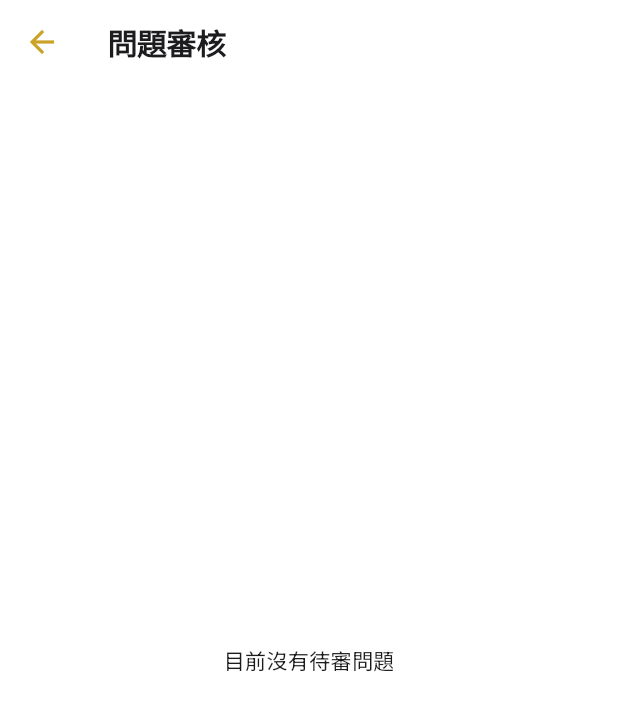
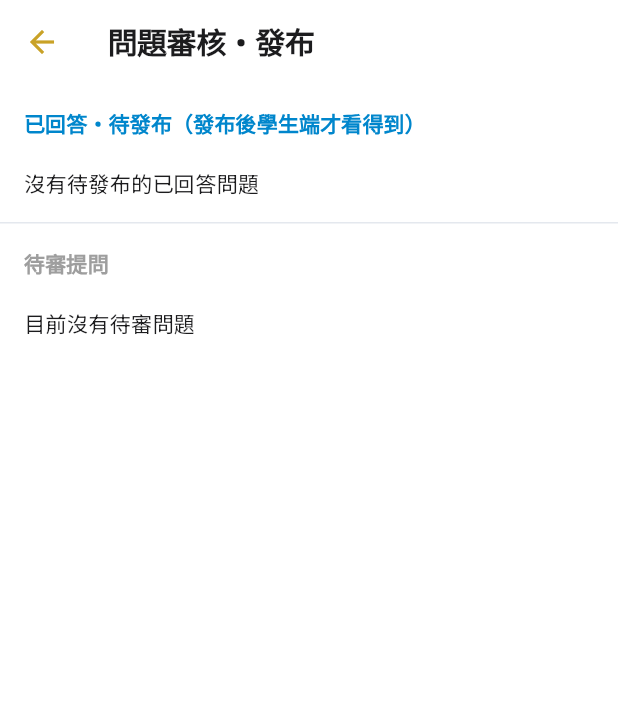
Before and after one commit to zhen-space/bible_app, a Flutter app: the QaAdminScreen screen opened directly, on a phone screen of 412 x 824 dp. Shown: the top 711 px of the screen. Run offline on Flutter 3.47's test engine with Material 3 defaults, Android fonts, the phone set to English and light mode, and no system bars; our stand-ins replace cloud_firestore, firebase_auth, firebase_core, flutter_riverpod, flutter_tts, google_sign_in and 6 more; missing offline and left inert: dart:js_interop, google_sign_in_web; accounts and stored records are empty.

Commit message:
Q&A: gate student access to Published only (approved != published)
Enforce that students can only reach explicitly Published Q&A content.
Answering/approving no longer publishes; publishing is a separate admin
action. With no published data the student side shows an explicit
insufficient state and never falls back to unpublished/approved content
or any AI/web source.

- Question model: add `published` (default false); parse from doc.
- QaService: submitQuestion published:false; setPublished(); student read
  publishedQuestions() (published==true AND answered); admin
  awaitingPublishQuestions() queue.
- providers: publishedQuestionsProvider (student), awaitingPublishQuestionsProvider (admin).
- qa_screen: list + voice source -> published; answer save message clarifies
  not-yet-published; admin publish/unpublish control; admin awaiting-publish queue.
- qa_voice: match published only; explicit "no published answer" empty state.
- firestore.rules: public read requires published==true (not status==approved);
  create must set published==false.
- test: approved-without-published-field parses as published=false.

Co-Authored-By: Claude Opus 4.8 <noreply@anthropic.com>
Claude-Session: https://claude.ai/code/session_01SkXxR652YX1KA9j7FuMJXU

```diff
--- a/lib/providers/providers.dart
+++ b/lib/providers/providers.dart
@@ -479,11 +479,20 @@ final knowledgeProvider = FutureProvider<KnowledgeBase>((ref) async {
 
 final qaServiceProvider = Provider((ref) => QaService());
 
-/// 已審核公開問題（依分類過濾；分類為空＝全部）。
-final approvedQuestionsProvider =
+/// **學生端可見的 Q&A ＝只有已發布（published）者**（依分類過濾；空＝全部）。
+/// approved/reviewed 不算已發布；沒有已發布資料就是空清單（前端據此顯示
+/// 「目前沒有已發布的解答」，不得以未發布內容或任何 AI 回答代替）。
+final publishedQuestionsProvider =
     FutureProvider.family<List<Question>, String>((ref, category) async {
   if (!ref.watch(firebaseReadyProvider)) return const [];
-  return ref.watch(qaServiceProvider).approvedQuestions(category: category);
+  return ref.watch(qaServiceProvider).publishedQuestions(category: category);
+});
+
+/// 管理者：已回答但尚未發布的佇列（供發布）。非學生端來源。
+final awaitingPublishQuestionsProvider =
+    FutureProvider<List<Question>>((ref) async {
+  if (!ref.watch(firebaseReadyProvider)) return const [];
+  return ref.watch(qaServiceProvider).awaitingPublishQuestions();
 });
 
 /// 我提出的問題（含待審／退回狀態）。
--- a/lib/screens/qa_screen.dart
+++ b/lib/screens/qa_screen.dart
@@ -23,7 +23,8 @@ class _QaScreenState extends ConsumerState<QaScreen> {
     final ready = ref.watch(firebaseReadyProvider);
     final user = ref.watch(authUserProvider).value;
     final isAdmin = ref.watch(isAdminProvider);
-    final questionsAsync = ref.watch(approvedQuestionsProvider(_category));
+    // 學生端只看已發布內容（approved≠published）
+    final questionsAsync = ref.watch(publishedQuestionsProvider(_category));
 
     return Scaffold(
       appBar: AppBar(
@@ -398,9 +399,27 @@ class _QuestionDetailScreenState extends ConsumerState<QuestionDetailScreen> {
             if (q.status != 'approved')
               OutlinedButton.icon(
                 icon: const Icon(Icons.check),
-                label: const Text('核准公開'),
+                label: const Text('核准'),
                 onPressed: () => _admin(() =>
                     ref.read(qaServiceProvider).approveQuestion(q.id), q.id),
+              ),
+            // 發布是獨立動作：唯有已回答才可發布；發布後學生端才取得得到。
+            if (q.isAnswered)
+              FilledButton.icon(
+                style: q.published
+                    ? FilledButton.styleFrom(
+                        backgroundColor:
+                            Theme.of(context).colorScheme.secondary)
+                    : null,
+                icon: Icon(q.published
+                    ? Icons.public_off
+                    : Icons.publish_outlined),
+                label: Text(q.published ? '取消發布' : '發布給學生端'),
+                onPressed: () => _admin(
+                    () => ref
+                        .read(qaServiceProvider)
+                        .setPublished(q.id, !q.published),
+                    q.id),
               ),
             if (q.status != 'rejected')
               OutlinedButton.icon(
@@ -430,7 +449,8 @@ class _QuestionDetailScreenState extends ConsumerState<QuestionDetailScreen> {
       await op();
       ref.invalidate(questionProvider(id));
       ref.invalidate(pendingQuestionsProvider);
-      ref.invalidate(approvedQuestionsProvider);
+      ref.invalidate(publishedQuestionsProvider);
+      ref.invalidate(awaitingPublishQuestionsProvider);
       m.showSnackBar(const SnackBar(content: Text('已更新')));
     } catch (e) {
       m.showSnackBar(SnackBar(content: Text('操作失敗：$e')));
@@ -684,9 +704,11 @@ class _QaAnswerEditorState extends ConsumerState<QaAnswerEditor> {
             tags: tags,
           );
       ref.invalidate(questionProvider(widget.question.id));
-      ref.invalidate(approvedQuestionsProvider);
+      ref.invalidate(publishedQuestionsProvider);
+      ref.invalidate(awaitingPublishQuestionsProvider);
       ref.invalidate(pendingQuestionsProvider);
-      m.showSnackBar(const SnackBar(content: Text('已儲存並公開')));
+      m.showSnackBar(const SnackBar(
+          content: Text('已儲存回答（尚未發布，請於管理區按「發布」才會對學生端顯示）')));
       if (mounted) Navigator.pop(context);
     } catch (e) {
       m.showSnackBar(SnackBar(content: Text('儲存失敗：$e')));
@@ -703,21 +725,58 @@ class QaAdminScreen extends ConsumerWidget {
   @override
   Widget build(BuildContext context, WidgetRef ref) {
     final pendingAsync = ref.watch(pendingQuestionsProvider);
+    final awaitingAsync = ref.watch(awaitingPublishQuestionsProvider);
     return Scaffold(
-      appBar: AppBar(title: const Text('問題審核')),
-      body: pendingAsync.when(
-        loading: () => const Center(child: CircularProgressIndicator()),
-        error: (e, _) => Center(child: Text('載入失敗：$e')),
-        data: (items) {
-          if (items.isEmpty) {
-            return const Center(child: Text('目前沒有待審問題'));
-          }
-          return ListView.separated(
-            itemCount: items.length,
-            separatorBuilder: (_, _) => const Divider(height: 1),
-            itemBuilder: (_, i) {
-              final q = items[i];
-              return ListTile(
+      appBar: AppBar(title: const Text('問題審核・發布')),
+      body: ListView(
+        children: [
+          _AdminSectionHeader(
+              '已回答・待發布（發布後學生端才看得到）',
+              Theme.of(context).colorScheme.primary),
+          awaitingAsync.when(
+            loading: () => const Padding(
+                padding: EdgeInsets.all(16),
+                child: Center(child: CircularProgressIndicator())),
+            error: (e, _) => Padding(
+                padding: const EdgeInsets.all(16), child: Text('載入失敗：$e')),
+            data: (items) => items.isEmpty
+                ? const Padding(
+                    padding: EdgeInsets.all(16),
+                    child: Text('沒有待發布的已回答問題'))
+                : Column(
+                    children: [
+                      for (final q in items)
+                        ListTile(
+                          leading: const Icon(Icons.publish_outlined),
+                          title: Text(q.title),
+                          subtitle: Text('${q.category}　${q.author}'),
+                          trailing: const Icon(Icons.chevron_right),
+                          onTap: () => Navigator.push(
+                            context,
+                            MaterialPageRoute(
+                                builder: (_) =>
+                                    QuestionDetailScreen(id: q.id)),
+                          ),
+                        ),
+                    ],
+                  ),
+          ),
+          const Divider(height: 1),
+          _AdminSectionHeader('待審提問', Colors.grey),
+          pendingAsync.when(
+            loading: () => const Padding(
+                padding: EdgeInsets.all(16),
+                child: Center(child: CircularProgressIndicator())),
+            error: (e, _) => Padding(
+                padding: const EdgeInsets.all(16), child: Text('載入失敗：$e')),
+            data: (items) => items.isEmpty
+                ? const Padding(
+                    padding: EdgeInsets.all(16),
+                    child: Text('目前沒有待審問題'))
+                : Column(
+                    children: [
+                      for (final q in items)
+                        ListTile(
                           leading: const Icon(Icons.help_outline),
                           title: Text(q.title),
                           subtitle: Text('${q.category}　${q.author}'),
@@ -725,13 +784,34 @@ class QaAdminScreen extends ConsumerWidget {
                           onTap: () => Navigator.push(
                             context,
                             MaterialPageRoute(
-                      builder: (_) => QuestionDetailScreen(id: q.id)),
+                                builder: (_) =>
+                                    QuestionDetailScreen(id: q.id)),
+                          ),
+                        ),
+                    ],
+                  ),
+          ),
+        ],
       ),
     );
-            },
-          );
-        },
-      ),
+  }
+}
+
+class _AdminSectionHeader extends StatelessWidget {
+  final String text;
+  final Color color;
+
+  const _AdminSectionHeader(this.text, this.color);
+
+  @override
+  Widget build(BuildContext context) {
+    return Padding(
+      padding: const EdgeInsets.fromLTRB(16, 16, 16, 4),
+      child: Text(text,
+          style: Theme.of(context)
+              .textTheme
+              .labelLarge
+              ?.copyWith(color: color, fontWeight: FontWeight.bold)),
     );
   }
 }
```
Also changed, not shown: lib/screens/qa_voice_screen.dart (+7 -4 lines), lib/services/qa_service.dart (+39 -7 lines), 2 other files. Lines whose indentation alone changed are shown as unchanged.
